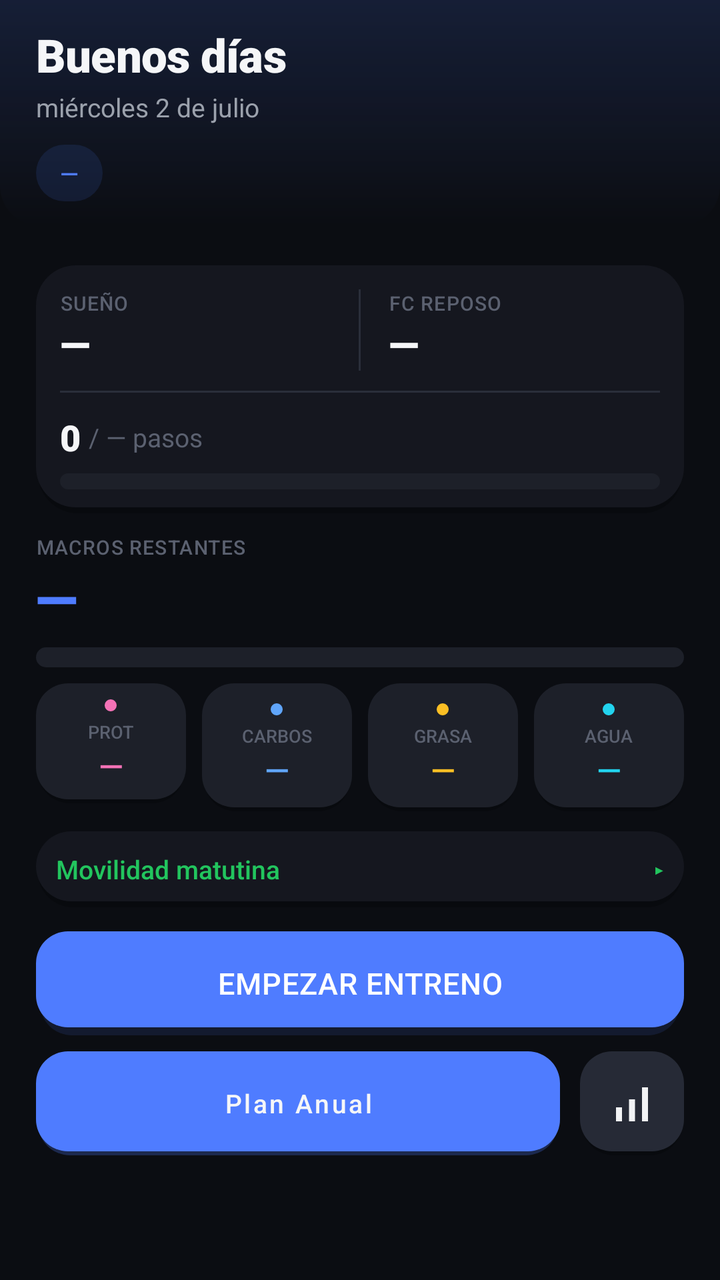
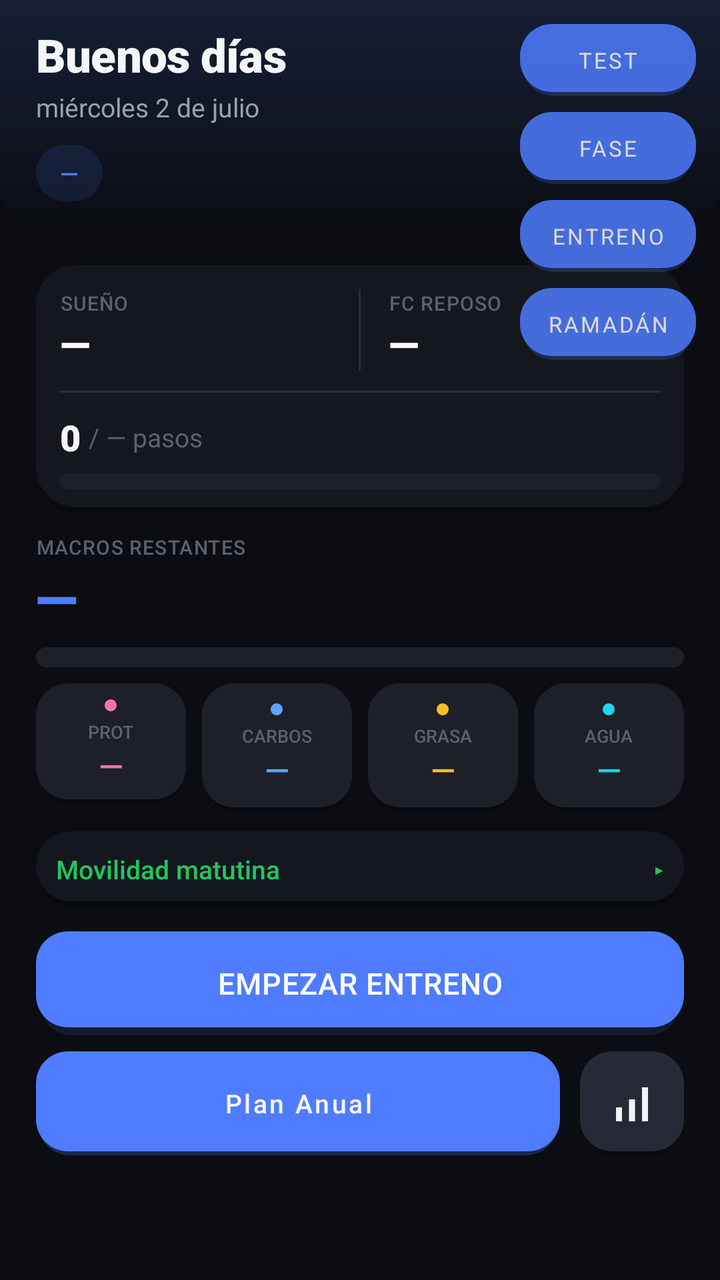

Compare the two renders of this Android layout. The source of the first and the diff that turns it into the second are given below.
<!-- AndroidManifest.xml: application theme Theme.FitBase -->
<!-- res/layout/activity_home.xml -->
<?xml version="1.0" encoding="utf-8"?>
<FrameLayout xmlns:android="http://schemas.android.com/apk/res/android"
    android:layout_width="match_parent"
    android:layout_height="match_parent"
    android:background="@color/background">

<ScrollView
    android:layout_width="match_parent"
    android:layout_height="match_parent"
    android:fillViewport="true">

    <LinearLayout
        android:layout_width="match_parent"
        android:layout_height="wrap_content"
        android:orientation="vertical">

        
        <LinearLayout
            android:layout_width="match_parent"
            android:layout_height="wrap_content"
            android:orientation="vertical"
            android:background="@drawable/bg_hero_panel"
            android:paddingHorizontal="18dp"
            android:paddingTop="12dp"
            android:paddingBottom="12dp">

            <TextView
                android:id="@+id/tvSaludo"
                android:layout_width="wrap_content"
                android:layout_height="wrap_content"
                android:text="Buenos días"
                android:textSize="23sp"
                android:textColor="@color/text_primary"
                android:fontFamily="sans-serif-black"
                android:letterSpacing="-0.01" />

            <TextView
                android:id="@+id/tvFecha"
                android:layout_width="wrap_content"
                android:layout_height="wrap_content"
                android:text="miércoles 2 de julio"
                android:textSize="13sp"
                android:textColor="@color/text_secondary"
                android:layout_marginTop="2dp" />

            <LinearLayout
                android:layout_width="wrap_content"
                android:layout_height="wrap_content"
                android:orientation="horizontal"
                android:layout_marginTop="10dp"
                android:gravity="center_vertical">

                <TextView
                    android:id="@+id/tvTipoDia"
                    android:layout_width="wrap_content"
                    android:layout_height="wrap_content"
                    android:text="—"
                    android:textSize="12sp"
                    android:fontFamily="sans-serif-medium"
                    android:textColor="@color/accent"
                    android:background="@drawable/bg_chip_accent"
                    android:paddingHorizontal="12dp"
                    android:paddingVertical="6dp" />

                <TextView
                    android:id="@+id/tvFaseNombre"
                    android:layout_width="wrap_content"
                    android:layout_height="wrap_content"
                    android:layout_marginStart="8dp"
                    android:text="Hipertrofia I"
                    android:textSize="12sp"
                    android:textColor="@color/text_secondary"
                    android:background="@drawable/bg_badge_actual"
                    android:paddingHorizontal="12dp"
                    android:paddingVertical="6dp"
                    android:visibility="gone" />
            </LinearLayout>
        </LinearLayout>

        <LinearLayout
            android:layout_width="match_parent"
            android:layout_height="wrap_content"
            android:orientation="vertical"
            android:paddingHorizontal="18dp"
            android:paddingTop="10dp"
            android:paddingBottom="12dp">

        
        <LinearLayout
            android:id="@+id/bannerPretemporada"
            android:layout_width="match_parent"
            android:layout_height="wrap_content"
            android:orientation="vertical"
            android:background="@drawable/bg_card_flat"
            android:padding="10dp"
            android:visibility="gone">

            <TextView
                android:id="@+id/tvPretemporadaTitulo"
                android:layout_width="match_parent"
                android:layout_height="wrap_content"
                android:text="Pretemporada"
                android:textSize="13sp"
                android:fontFamily="sans-serif-medium"
                android:textColor="@color/accent" />

            <TextView
                android:id="@+id/tvPretemporadaDetalle"
                android:layout_width="match_parent"
                android:layout_height="wrap_content"
                android:layout_marginTop="4dp"
                android:textSize="12sp"
                android:textColor="@color/text_secondary" />
        </LinearLayout>

        
        <LinearLayout
            android:id="@+id/bannerAusencia"
            android:layout_width="match_parent"
            android:layout_height="wrap_content"
            android:orientation="horizontal"
            android:background="@drawable/bg_card_flat"
            android:padding="12dp"
            android:layout_marginTop="8dp"
            android:visibility="gone">

            <TextView
                android:id="@+id/tvAusenciaMensaje"
                android:layout_width="match_parent"
                android:layout_height="wrap_content"
                android:textSize="12sp"
                android:textColor="@color/text_secondary" />
        </LinearLayout>

        
        <LinearLayout
            android:id="@+id/bannerRamadan"
            android:layout_width="match_parent"
            android:layout_height="wrap_content"
            android:orientation="vertical"
            android:background="@drawable/bg_card_flat"
            android:padding="12dp"
            android:layout_marginTop="8dp"
            android:visibility="gone">

            <TextView
                android:id="@+id/tvRamadanTitulo"
                android:layout_width="match_parent"
                android:layout_height="wrap_content"
                android:textSize="13sp"
                android:fontFamily="sans-serif-medium"
                android:textColor="@color/accent" />

            <TextView
                android:id="@+id/tvRamadanDetalle"
                android:layout_width="match_parent"
                android:layout_height="wrap_content"
                android:layout_marginTop="4dp"
                android:textSize="12sp"
                android:textColor="@color/text_secondary" />
        </LinearLayout>

        
        <LinearLayout
            android:layout_width="match_parent"
            android:layout_height="wrap_content"
            android:orientation="vertical"
            android:background="@drawable/bg_card_flat"
            android:padding="12dp"
            android:layout_marginTop="10dp">

            <LinearLayout
                android:layout_width="match_parent"
                android:layout_height="wrap_content"
                android:orientation="horizontal">

                <LinearLayout
                    android:layout_width="0dp"
                    android:layout_height="wrap_content"
                    android:layout_weight="1"
                    android:orientation="vertical">
                    <TextView
                        android:layout_width="wrap_content"
                        android:layout_height="wrap_content"
                        android:text="SUEÑO"
                        android:textSize="10sp"
                        android:fontFamily="sans-serif-medium"
                        android:letterSpacing="0.04"
                        android:textColor="@color/text_tertiary" />
                    <TextView
                        android:id="@+id/tvSleepScore"
                        android:layout_width="wrap_content"
                        android:layout_height="wrap_content"
                        android:text="—"
                        android:textSize="20sp"
                        android:fontFamily="sans-serif-black"
                        android:textColor="@color/text_primary" />
                </LinearLayout>

                <View
                    android:layout_width="1dp"
                    android:layout_height="match_parent"
                    android:background="@color/colorSeparator" />

                <LinearLayout
                    android:layout_width="0dp"
                    android:layout_height="wrap_content"
                    android:layout_weight="1"
                    android:orientation="vertical"
                    android:paddingStart="14dp">
                    <TextView
                        android:layout_width="wrap_content"
                        android:layout_height="wrap_content"
                        android:text="FC REPOSO"
                        android:textSize="10sp"
                        android:fontFamily="sans-serif-medium"
                        android:letterSpacing="0.04"
                        android:textColor="@color/text_tertiary" />
                    <TextView
                        android:id="@+id/tvFcReposo"
                        android:layout_width="wrap_content"
                        android:layout_height="wrap_content"
                        android:text="—"
                        android:textSize="20sp"
                        android:fontFamily="sans-serif-black"
                        android:textColor="@color/text_primary" />
                </LinearLayout>
            </LinearLayout>

            <TextView
                android:id="@+id/tvAvisoFatiga"
                android:layout_width="match_parent"
                android:layout_height="wrap_content"
                android:text="Sueño pobre — sesión reducida"
                android:textSize="12sp"
                android:textColor="@color/warning"
                android:layout_marginTop="6dp"
                android:visibility="gone" />

            <View
                android:layout_width="match_parent"
                android:layout_height="1dp"
                android:background="@color/colorSeparator"
                android:layout_marginTop="10dp"
                android:layout_marginBottom="10dp" />

            <LinearLayout
                android:layout_width="match_parent"
                android:layout_height="wrap_content"
                android:orientation="horizontal"
                android:gravity="center_vertical">

                <TextView
                    android:id="@+id/tvPasos"
                    android:layout_width="wrap_content"
                    android:layout_height="wrap_content"
                    android:text="0"
                    android:textSize="18sp"
                    android:fontFamily="sans-serif-black"
                    android:textColor="@color/text_primary" />

                <TextView
                    android:id="@+id/tvPasosObj"
                    android:layout_width="wrap_content"
                    android:layout_height="wrap_content"
                    android:text="/ — pasos"
                    android:textSize="13sp"
                    android:textColor="@color/text_tertiary"
                    android:layout_marginStart="4dp" />
            </LinearLayout>

            <ProgressBar
                android:id="@+id/progressPasos"
                style="@android:style/Widget.ProgressBar.Horizontal"
                android:layout_width="match_parent"
                android:layout_height="8dp"
                android:layout_marginTop="6dp"
                android:progressDrawable="@drawable/progress_pasos"
                android:max="8000" />

            <TextView
                android:id="@+id/tvCardioInfo"
                android:layout_width="match_parent"
                android:layout_height="wrap_content"
                android:text="20 min bici post-gym"
                android:textSize="12sp"
                android:textColor="@color/text_secondary"
                android:layout_marginTop="8dp"
                android:visibility="gone" />
        </LinearLayout>

        
        <TextView
            android:layout_width="wrap_content"
            android:layout_height="wrap_content"
            android:text="MACROS RESTANTES"
            android:textSize="10sp"
            android:fontFamily="sans-serif-medium"
            android:letterSpacing="0.04"
            android:textColor="@color/text_tertiary"
            android:layout_marginTop="10dp" />

        <TextView
            android:id="@+id/tvCaloriasRestantes"
            android:layout_width="wrap_content"
            android:layout_height="wrap_content"
            android:text="—"
            android:textSize="28sp"
            android:textColor="@color/accent"
            android:fontFamily="sans-serif-black"
            android:letterSpacing="-0.02" />

        <ProgressBar
            android:id="@+id/progressCalorias"
            style="@android:style/Widget.ProgressBar.Horizontal"
            android:layout_width="match_parent"
            android:layout_height="10dp"
            android:layout_marginTop="6dp"
            android:progressDrawable="@drawable/progress_calorias"
            android:max="3280" />

        <LinearLayout
            android:layout_width="match_parent"
            android:layout_height="wrap_content"
            android:orientation="horizontal"
            android:layout_marginTop="8dp">

            <LinearLayout
                android:layout_width="0dp"
                android:layout_height="wrap_content"
                android:layout_weight="1"
                android:orientation="vertical"
                android:gravity="center"
                android:background="@drawable/bg_macro_card"
                android:padding="8dp">
                <View
                    android:layout_width="6dp"
                    android:layout_height="6dp"
                    android:layout_marginBottom="4dp"
                    android:background="@drawable/shape_dot"
                    android:backgroundTint="@color/colorProteina" />
                <TextView android:layout_width="wrap_content" android:layout_height="wrap_content"
                    android:text="PROT" android:textSize="9sp" android:fontFamily="sans-serif-medium" android:textColor="@color/text_tertiary" />
                <TextView android:id="@+id/tvProtRestante" android:layout_width="wrap_content"
                    android:layout_height="wrap_content" android:text="—"
                    android:textSize="16sp" android:fontFamily="sans-serif-medium" android:textColor="@color/colorProteina" />
            </LinearLayout>

            <LinearLayout
                android:layout_width="0dp"
                android:layout_height="wrap_content"
                android:layout_weight="1"
                android:orientation="vertical"
                android:gravity="center"
                android:background="@drawable/bg_macro_card"
                android:padding="10dp"
                android:layout_marginStart="8dp">
                <View
                    android:layout_width="6dp"
                    android:layout_height="6dp"
                    android:layout_marginBottom="4dp"
                    android:background="@drawable/shape_dot"
                    android:backgroundTint="@color/colorCarbos" />
                <TextView android:layout_width="wrap_content" android:layout_height="wrap_content"
                    android:text="CARBOS" android:textSize="9sp" android:fontFamily="sans-serif-medium" android:textColor="@color/text_tertiary" />
                <TextView android:id="@+id/tvCarbosRestantes" android:layout_width="wrap_content"
                    android:layout_height="wrap_content" android:text="—"
                    android:textSize="16sp" android:fontFamily="sans-serif-medium" android:textColor="@color/colorCarbos" />
            </LinearLayout>

            <LinearLayout
                android:layout_width="0dp"
                android:layout_height="wrap_content"
                android:layout_weight="1"
                android:orientation="vertical"
                android:gravity="center"
                android:background="@drawable/bg_macro_card"
                android:padding="10dp"
                android:layout_marginStart="8dp">
                <View
                    android:layout_width="6dp"
                    android:layout_height="6dp"
                    android:layout_marginBottom="4dp"
                    android:background="@drawable/shape_dot"
                    android:backgroundTint="@color/colorGrasa" />
                <TextView android:layout_width="wrap_content" android:layout_height="wrap_content"
                    android:text="GRASA" android:textSize="9sp" android:fontFamily="sans-serif-medium" android:textColor="@color/text_tertiary" />
                <TextView android:id="@+id/tvGrasasRestantes" android:layout_width="wrap_content"
                    android:layout_height="wrap_content" android:text="—"
                    android:textSize="16sp" android:fontFamily="sans-serif-medium" android:textColor="@color/colorGrasa" />
            </LinearLayout>

            <LinearLayout
                android:layout_width="0dp"
                android:layout_height="wrap_content"
                android:layout_weight="1"
                android:orientation="vertical"
                android:gravity="center"
                android:background="@drawable/bg_macro_card"
                android:padding="10dp"
                android:layout_marginStart="8dp">
                <View
                    android:layout_width="6dp"
                    android:layout_height="6dp"
                    android:layout_marginBottom="4dp"
                    android:background="@drawable/shape_dot"
                    android:backgroundTint="@color/colorAgua" />
                <TextView android:layout_width="wrap_content" android:layout_height="wrap_content"
                    android:text="AGUA" android:textSize="9sp" android:fontFamily="sans-serif-medium" android:textColor="@color/text_tertiary" />
                <TextView android:id="@+id/tvAgua" android:layout_width="wrap_content"
                    android:layout_height="wrap_content" android:text="—"
                    android:textSize="16sp" android:fontFamily="sans-serif-medium" android:textColor="@color/colorAgua" />
            </LinearLayout>
        </LinearLayout>

        
        <LinearLayout
            android:layout_width="match_parent"
            android:layout_height="wrap_content"
            android:orientation="vertical"
            android:layout_marginTop="10dp"
            android:background="@drawable/bg_card_flat"
            android:padding="10dp">

            <LinearLayout
                android:id="@+id/headerMovilidad"
                android:layout_width="match_parent"
                android:layout_height="wrap_content"
                android:orientation="horizontal"
                android:gravity="center_vertical"
                android:clickable="true"
                android:focusable="true"
                android:background="?attr/selectableItemBackground">

                <TextView
                    android:id="@+id/tvMovilidadTitulo"
                    android:layout_width="0dp"
                    android:layout_height="wrap_content"
                    android:layout_weight="1"
                    android:text="Movilidad matutina"
                    android:textSize="13sp"
                    android:fontFamily="sans-serif-medium"
                    android:textColor="@color/success" />

                <TextView
                    android:id="@+id/tvMovilidadChevron"
                    android:layout_width="wrap_content"
                    android:layout_height="wrap_content"
                    android:text="▸"
                    android:textSize="13sp"
                    android:textColor="@color/success" />
            </LinearLayout>

            <LinearLayout
                android:id="@+id/layoutMovilidad"
                android:layout_width="match_parent"
                android:layout_height="wrap_content"
                android:orientation="vertical"
                android:layout_marginTop="6dp"
                android:visibility="gone" />
        </LinearLayout>

        
        <LinearLayout
            android:id="@+id/cardCore"
            android:layout_width="match_parent"
            android:layout_height="wrap_content"
            android:orientation="vertical"
            android:layout_marginTop="10dp"
            android:background="@drawable/bg_card_flat"
            android:padding="10dp"
            android:visibility="gone">

            <LinearLayout
                android:id="@+id/headerCore"
                android:layout_width="match_parent"
                android:layout_height="wrap_content"
                android:orientation="horizontal"
                android:gravity="center_vertical"
                android:clickable="true"
                android:focusable="true"
                android:background="?attr/selectableItemBackground">

                <TextView
                    android:id="@+id/tvCoreTitulo"
                    android:layout_width="0dp"
                    android:layout_height="wrap_content"
                    android:layout_weight="1"
                    android:text="Core"
                    android:textSize="13sp"
                    android:fontFamily="sans-serif-medium"
                    android:textColor="@color/success" />

                <TextView
                    android:id="@+id/tvCoreChevron"
                    android:layout_width="wrap_content"
                    android:layout_height="wrap_content"
                    android:text="▸"
                    android:textSize="13sp"
                    android:textColor="@color/success" />
            </LinearLayout>

            <LinearLayout
                android:id="@+id/layoutCore"
                android:layout_width="match_parent"
                android:layout_height="wrap_content"
                android:orientation="vertical"
                android:layout_marginTop="6dp"
                android:visibility="gone" />
        </LinearLayout>

        
        <Button
            android:id="@+id/btnEmpezarEntreno"
            style="@style/Widget.FitBase.Button.Primary"
            android:layout_marginTop="12dp"
            android:text="EMPEZAR ENTRENO"
            android:visibility="visible" />

        <TextView
            android:id="@+id/tvSesionTipo"
            android:layout_width="wrap_content"
            android:layout_height="wrap_content"
            android:layout_gravity="center_horizontal"
            android:layout_marginTop="4dp"
            android:textSize="13sp"
            android:textColor="@color/text_tertiary"
            android:visibility="gone" />

        <TextView
            android:id="@+id/tvSesionFase"
            android:layout_width="wrap_content"
            android:layout_height="wrap_content"
            android:visibility="gone" />

        
        <LinearLayout
            android:layout_width="match_parent"
            android:layout_height="wrap_content"
            android:orientation="horizontal"
            android:layout_marginTop="8dp">

            <Button
                android:id="@+id/btnPlanAnual"
                style="@style/Widget.FitBase.Button.Secondary"
                android:layout_width="0dp"
                android:layout_weight="1"
                android:text="Plan Anual"
                android:textSize="13sp" />

            <ImageButton
                android:id="@+id/btnProgresion"
                android:layout_width="52dp"
                android:layout_height="52dp"
                android:layout_marginStart="10dp"
                android:contentDescription="Progresión"
                android:padding="14dp"
                android:scaleType="fitCenter"
                android:src="@drawable/ic_chart"
                android:background="@drawable/button_secondary" />
        </LinearLayout>

        </LinearLayout>
    </LinearLayout>
</ScrollView>

</FrameLayout>
<!-- resources referenced by this layout -->
<resources>
  <color name="accent">#4F7CFF</color>
  <color name="background">#0B0D12</color>
  <color name="colorAgua">#22D3EE</color>
  <color name="colorCarbos">#60A5FA</color>
  <color name="colorGrasa">#FBBF24</color>
  <color name="colorProteina">#F472B6</color>
  <color name="colorSeparator">#2A2E3A</color>
  <color name="success">#22C55E</color>
  <color name="text_primary">#F5F6F8</color>
  <color name="text_secondary">#9BA1AC</color>
  <color name="text_tertiary">#5B6170</color>
  <color name="warning">#F97316</color>
  <!-- drawable bg_badge_actual (drawable) -->
  <?xml version="1.0" encoding="utf-8"?>
  <shape xmlns:android="http://schemas.android.com/apk/res/android"
      android:shape="rectangle">
      <corners android:radius="@dimen/radius_pill" />
      <solid android:color="@color/colorSurfaceElevated2" />
  </shape>
  <!-- drawable bg_chip_accent (drawable) -->
  <?xml version="1.0" encoding="utf-8"?>
  <shape xmlns:android="http://schemas.android.com/apk/res/android"
      android:shape="rectangle">
      <corners android:radius="@dimen/radius_pill" />
      <solid android:color="@color/colorAccentWash" />
  </shape>
  <!-- drawable bg_hero_panel (drawable) -->
  <?xml version="1.0" encoding="utf-8"?>
  <shape xmlns:android="http://schemas.android.com/apk/res/android"
      android:shape="rectangle">
      <gradient
          android:type="linear"
          android:angle="90"
          android:startColor="#00000000"
          android:centerColor="#144F7CFF"
          android:endColor="#264F7CFF" />
      <corners
          android:bottomLeftRadius="@dimen/radius_card"
          android:bottomRightRadius="@dimen/radius_card" />
  </shape>
  <!-- drawable ic_chart (drawable) -->
  <?xml version="1.0" encoding="utf-8"?>
  <vector xmlns:android="http://schemas.android.com/apk/res/android"
      android:width="18dp"
      android:height="18dp"
      android:viewportWidth="24"
      android:viewportHeight="24">
      <path
          android:fillColor="#F2F3F5"
          android:pathData="M4,14h3v7H4zM10.5,10h3v11h-3zM17,4h3v17h-3z" />
  </vector>
  <!-- drawable shape_dot (drawable) -->
  <?xml version="1.0" encoding="utf-8"?>
  <shape xmlns:android="http://schemas.android.com/apk/res/android"
      android:shape="oval">
      <solid android:color="@android:color/white" />
  </shape>
  <style name="Widget.FitBase.Button.Secondary">
          <item name="android:layout_width">match_parent</item>
          <item name="android:layout_height">52dp</item>
          <item name="android:background">@drawable/button_secondary</item>
          <item name="android:textColor">@color/colorTextPrimary</item>
          <item name="android:textSize">14sp</item>
          <item name="android:fontFamily">sans-serif-medium</item>
          <item name="android:textAllCaps">false</item>
      </style>
  <dimen name="radius_pill">100dp</dimen>
  <color name="colorSurfaceElevated2">#262A36</color>
  <dimen name="radius_card">20dp</dimen>
  <color name="colorShadow">#40000000</color>
  <color name="colorSurface">#15171F</color>
  <color name="colorAccentWash">#1F4F7CFF</color>
  <dimen name="radius_button">16dp</dimen>
  <color name="colorSurfaceElevated">#1D2029</color>
  <color name="colorAccentPrimary">#4F7CFF</color>
  <color name="colorAccentSecondary">#A855F7</color>
  <color name="colorSuccess">#22C55E</color>
  <color name="white">#FFFFFF</color>
  <color name="colorTextPrimary">#F5F6F8</color>
  <color name="colorTextSecondary">#9BA1AC</color>
  <color name="colorBackground">#0B0D12</color>
  <style name="Widget.FitBase.Button.Press" parent="Widget.MaterialComponents.Button">
          <item name="android:stateListAnimator">@animator/btn_press_scale</item>
      </style>
  <style name="Widget.FitBase.ImageButton.Press" parent="Widget.AppCompat.ImageButton">
          <item name="android:stateListAnimator">@animator/btn_press_scale</item>
      </style>
</resources>

<!-- the commit's change to res/layout/activity_home.xml (unified diff, before → after) -->
@@ -84,34 +84,6 @@
             android:paddingHorizontal="18dp"
             android:paddingTop="10dp"
             android:paddingBottom="12dp">
-
-        
-        <LinearLayout
-            android:id="@+id/bannerPretemporada"
-            android:layout_width="match_parent"
-            android:layout_height="wrap_content"
-            android:orientation="vertical"
-            android:background="@drawable/bg_card_flat"
-            android:padding="10dp"
-            android:visibility="gone">
-
-            <TextView
-                android:id="@+id/tvPretemporadaTitulo"
-                android:layout_width="match_parent"
-                android:layout_height="wrap_content"
-                android:text="Pretemporada"
-                android:textSize="13sp"
-                android:fontFamily="sans-serif-medium"
-                android:textColor="@color/accent" />
-
-            <TextView
-                android:id="@+id/tvPretemporadaDetalle"
-                android:layout_width="match_parent"
-                android:layout_height="wrap_content"
-                android:layout_marginTop="4dp"
-                android:textSize="12sp"
-                android:textColor="@color/text_secondary" />
-        </LinearLayout>
 
         
         <LinearLayout
@@ -564,4 +536,57 @@
     </LinearLayout>
 </ScrollView>
 
+    
+    <Button
+        android:id="@+id/btnTest"
+        android:layout_width="wrap_content"
+        android:layout_height="36dp"
+        android:layout_gravity="top|end"
+        android:layout_margin="12dp"
+        android:alpha="0.85"
+        android:paddingHorizontal="12dp"
+        android:text="TEST"
+        android:textSize="11sp"
+        android:background="@drawable/button_secondary" />
+
+    <Button
+        android:id="@+id/btnPreviewFase"
+        android:layout_width="wrap_content"
+        android:layout_height="36dp"
+        android:layout_gravity="top|end"
+        android:layout_marginTop="56dp"
+        android:layout_marginEnd="12dp"
+        android:alpha="0.85"
+        android:paddingHorizontal="12dp"
+        android:text="FASE"
+        android:textSize="11sp"
+        android:background="@drawable/button_secondary" />
+
+    <Button
+        android:id="@+id/btnPreviewEntreno"
+        android:layout_width="wrap_content"
+        android:layout_height="36dp"
+        android:layout_gravity="top|end"
+        android:layout_marginTop="100dp"
+        android:layout_marginEnd="12dp"
+        android:alpha="0.85"
+        android:paddingHorizontal="12dp"
+        android:text="ENTRENO"
+        android:textSize="11sp"
+        android:background="@drawable/button_secondary" />
+
+    
+    <Button
+        android:id="@+id/btnPreviewRamadan"
+        android:layout_width="wrap_content"
+        android:layout_height="36dp"
+        android:layout_gravity="top|end"
+        android:layout_marginTop="144dp"
+        android:layout_marginEnd="12dp"
+        android:alpha="0.85"
+        android:paddingHorizontal="12dp"
+        android:text="RAMADÁN"
+        android:textSize="11sp"
+        android:background="@drawable/button_secondary" />
+
 </FrameLayout>
